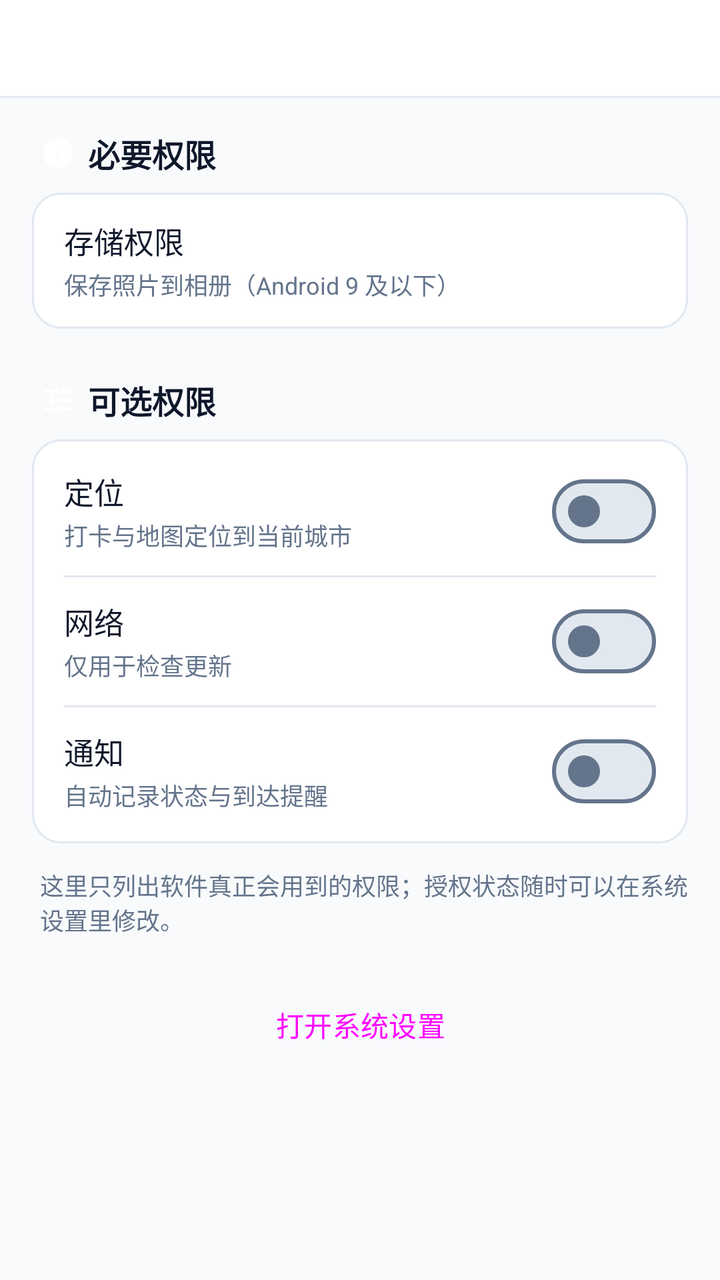
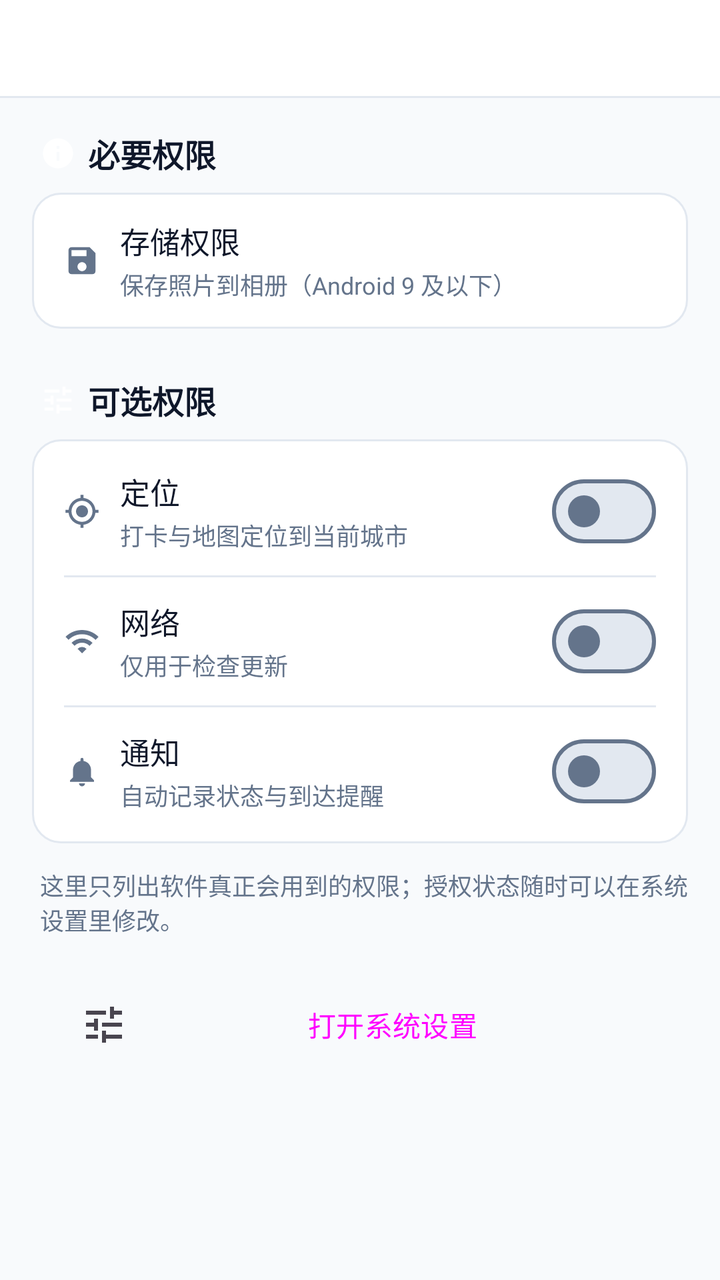

Two renders of the same Android screen: before a commit and after it. Below are the layout's source before the change and the commit's diff.
<!-- AndroidManifest.xml: application theme Theme.CityFootprint -->
<!-- res/layout/activity_permissions.xml -->
<?xml version="1.0" encoding="utf-8"?>
<LinearLayout xmlns:android="http://schemas.android.com/apk/res/android"
    xmlns:app="http://schemas.android.com/apk/res-auto"
    android:layout_width="match_parent"
    android:layout_height="match_parent"
    android:background="@color/bg"
    android:orientation="vertical">

    <include
        android:id="@+id/topBar"
        layout="@layout/view_top_bar"
        android:layout_width="match_parent"
        android:layout_height="wrap_content" />

    <ScrollView
        android:id="@+id/scroll"
        android:layout_width="match_parent"
        android:layout_height="0dp"
        android:layout_weight="1">

        <LinearLayout
            android:layout_width="match_parent"
            android:layout_height="wrap_content"
            android:orientation="vertical"
            android:padding="16dp">

            
            <LinearLayout
                android:layout_width="match_parent"
                android:layout_height="wrap_content"
                android:gravity="center_vertical"
                android:orientation="horizontal"
                android:paddingStart="4dp"
                android:paddingBottom="8dp">

                <ImageView
                    android:layout_width="18dp"
                    android:layout_height="18dp"
                    android:contentDescription="@null"
                    android:src="@drawable/ic_info"
                    app:tint="?attr/colorPrimary" />

                <TextView
                    android:layout_width="wrap_content"
                    android:layout_height="wrap_content"
                    android:layout_marginStart="6dp"
                    android:text="@string/perm_group_required"
                    android:textColor="@color/fg"
                    android:textSize="16sp"
                    android:textStyle="bold" />
            </LinearLayout>

            <LinearLayout
                android:layout_width="match_parent"
                android:layout_height="wrap_content"
                android:background="@drawable/bg_card"
                android:orientation="vertical"
                android:paddingTop="4dp"
                android:paddingBottom="4dp">

                <LinearLayout
                    android:id="@+id/rowStoragePerm"
                    android:layout_width="match_parent"
                    android:layout_height="60dp"
                    android:background="?attr/selectableItemBackground"
                    android:gravity="center_vertical"
                    android:orientation="horizontal"
                    android:paddingStart="16dp"
                    android:paddingEnd="16dp">

                    <LinearLayout
                        android:layout_width="0dp"
                        android:layout_height="wrap_content"
                        android:layout_weight="1"
                        android:orientation="vertical">

                        <TextView
                            android:layout_width="wrap_content"
                            android:layout_height="wrap_content"
                            android:text="@string/perm_storage"
                            android:textColor="@color/fg"
                            android:textSize="15sp" />

                        <TextView
                            android:id="@+id/textStorageDesc"
                            android:layout_width="wrap_content"
                            android:layout_height="wrap_content"
                            android:layout_marginTop="2dp"
                            android:text="@string/perm_storage_desc"
                            android:textColor="@color/text_tertiary"
                            android:textSize="12sp" />
                    </LinearLayout>

                    <TextView
                        android:id="@+id/textStorageStatus"
                        android:layout_width="wrap_content"
                        android:layout_height="wrap_content"
                        android:textColor="@color/text_secondary"
                        android:textSize="13sp" />
                </LinearLayout>

            </LinearLayout>

            
            <LinearLayout
                android:layout_width="match_parent"
                android:layout_height="wrap_content"
                android:layout_marginTop="24dp"
                android:gravity="center_vertical"
                android:orientation="horizontal"
                android:paddingStart="4dp"
                android:paddingBottom="8dp">

                <ImageView
                    android:layout_width="18dp"
                    android:layout_height="18dp"
                    android:contentDescription="@null"
                    android:src="@drawable/ic_tune"
                    app:tint="?attr/colorPrimary" />

                <TextView
                    android:layout_width="wrap_content"
                    android:layout_height="wrap_content"
                    android:layout_marginStart="6dp"
                    android:text="@string/perm_group_optional"
                    android:textColor="@color/fg"
                    android:textSize="16sp"
                    android:textStyle="bold" />
            </LinearLayout>

            <LinearLayout
                android:layout_width="match_parent"
                android:layout_height="wrap_content"
                android:background="@drawable/bg_card"
                android:orientation="vertical"
                android:paddingTop="4dp"
                android:paddingBottom="4dp">

                <LinearLayout
                    android:id="@+id/rowLocation"
                    android:layout_width="match_parent"
                    android:layout_height="64dp"
                    android:background="?attr/selectableItemBackground"
                    android:gravity="center_vertical"
                    android:orientation="horizontal"
                    android:paddingStart="16dp"
                    android:paddingEnd="16dp">

                    <LinearLayout
                        android:layout_width="0dp"
                        android:layout_height="wrap_content"
                        android:layout_weight="1"
                        android:orientation="vertical">

                        <TextView
                            android:layout_width="wrap_content"
                            android:layout_height="wrap_content"
                            android:text="@string/perm_location"
                            android:textColor="@color/fg"
                            android:textSize="15sp" />

                        <TextView
                            android:layout_width="wrap_content"
                            android:layout_height="wrap_content"
                            android:layout_marginTop="2dp"
                            android:text="@string/perm_location_desc"
                            android:textColor="@color/text_tertiary"
                            android:textSize="12sp" />
                    </LinearLayout>

                    <com.google.android.material.materialswitch.MaterialSwitch
                        android:id="@+id/switchLocation"
                        android:layout_width="wrap_content"
                        android:layout_height="wrap_content" />
                </LinearLayout>

                <View
                    android:layout_width="match_parent"
                    android:layout_height="1dp"
                    android:layout_marginStart="16dp"
                    android:layout_marginEnd="16dp"
                    android:background="@color/border" />

                <LinearLayout
                    android:id="@+id/rowNetwork"
                    android:layout_width="match_parent"
                    android:layout_height="64dp"
                    android:background="?attr/selectableItemBackground"
                    android:gravity="center_vertical"
                    android:orientation="horizontal"
                    android:paddingStart="16dp"
                    android:paddingEnd="16dp">

                    <LinearLayout
                        android:layout_width="0dp"
                        android:layout_height="wrap_content"
                        android:layout_weight="1"
                        android:orientation="vertical">

                        <TextView
                            android:layout_width="wrap_content"
                            android:layout_height="wrap_content"
                            android:text="@string/perm_network"
                            android:textColor="@color/fg"
                            android:textSize="15sp" />

                        <TextView
                            android:layout_width="wrap_content"
                            android:layout_height="wrap_content"
                            android:layout_marginTop="2dp"
                            android:text="@string/perm_network_desc"
                            android:textColor="@color/text_tertiary"
                            android:textSize="12sp" />
                    </LinearLayout>

                    <com.google.android.material.materialswitch.MaterialSwitch
                        android:id="@+id/switchNetwork"
                        android:layout_width="wrap_content"
                        android:layout_height="wrap_content" />
                </LinearLayout>

                <View
                    android:layout_width="match_parent"
                    android:layout_height="1dp"
                    android:layout_marginStart="16dp"
                    android:layout_marginEnd="16dp"
                    android:background="@color/border" />

                <LinearLayout
                    android:id="@+id/rowNotification"
                    android:layout_width="match_parent"
                    android:layout_height="64dp"
                    android:background="?attr/selectableItemBackground"
                    android:gravity="center_vertical"
                    android:orientation="horizontal"
                    android:paddingStart="16dp"
                    android:paddingEnd="16dp">

                    <LinearLayout
                        android:layout_width="0dp"
                        android:layout_height="wrap_content"
                        android:layout_weight="1"
                        android:orientation="vertical">

                        <TextView
                            android:layout_width="wrap_content"
                            android:layout_height="wrap_content"
                            android:text="@string/perm_notification"
                            android:textColor="@color/fg"
                            android:textSize="15sp" />

                        <TextView
                            android:id="@+id/textNotificationDesc"
                            android:layout_width="wrap_content"
                            android:layout_height="wrap_content"
                            android:layout_marginTop="2dp"
                            android:text="@string/perm_notification_desc"
                            android:textColor="@color/text_tertiary"
                            android:textSize="12sp" />
                    </LinearLayout>

                    <com.google.android.material.materialswitch.MaterialSwitch
                        android:id="@+id/switchNotification"
                        android:layout_width="wrap_content"
                        android:layout_height="wrap_content" />
                </LinearLayout>
            </LinearLayout>

            <TextView
                android:layout_width="match_parent"
                android:layout_height="wrap_content"
                android:layout_marginTop="12dp"
                android:paddingStart="4dp"
                android:text="@string/perm_intro"
                android:textColor="@color/text_tertiary"
                android:textSize="12sp" />

            <Button
                android:id="@+id/btnSystemSettings"
                style="?attr/materialButtonOutlinedStyle"
                android:layout_width="match_parent"
                android:layout_height="48dp"
                android:layout_marginTop="20dp"
                android:text="@string/perm_open_settings" />
        </LinearLayout>
    </ScrollView>
</LinearLayout>
<!-- res/layout/view_top_bar.xml (included above) -->
<?xml version="1.0" encoding="utf-8"?>
<LinearLayout xmlns:android="http://schemas.android.com/apk/res/android"
    style="@style/Widget.App.ShellBand">

    <LinearLayout
        android:layout_width="match_parent"
        android:layout_height="48dp"
        android:gravity="center_vertical"
        android:orientation="horizontal"
        android:paddingStart="16dp"
        android:paddingEnd="16dp">

        <ImageButton
            android:id="@+id/btnBack"
            android:layout_width="36dp"
            android:layout_height="36dp"
            android:layout_marginEnd="10dp"
            android:background="?attr/selectableItemBackgroundBorderless"
            android:contentDescription="@string/common_back"
            android:padding="6dp"
            android:src="@drawable/ic_back"
            android:tint="@color/sidebar_fg"
            android:visibility="gone" />

        <TextView
            android:id="@+id/title"
            android:layout_width="0dp"
            android:layout_height="wrap_content"
            android:layout_weight="1"
            android:ellipsize="end"
            android:maxLines="1"
            android:textColor="@color/sidebar_fg"
            android:textSize="16sp"
            android:textStyle="bold" />

        
        <ImageButton
            android:id="@+id/btnMenu"
            android:layout_width="36dp"
            android:layout_height="36dp"
            android:layout_marginStart="10dp"
            android:background="?attr/selectableItemBackgroundBorderless"
            android:contentDescription="@string/common_add"
            android:padding="6dp"
            android:src="@drawable/ic_add"
            android:tint="@color/sidebar_fg"
            android:visibility="gone" />

        <ImageButton
            android:id="@+id/btnSaveIcon"
            android:layout_width="36dp"
            android:layout_height="36dp"
            android:layout_marginStart="10dp"
            android:background="?attr/selectableItemBackgroundBorderless"
            android:contentDescription="@string/top_save"
            android:padding="6dp"
            android:src="@drawable/ic_floppy"
            android:tint="@color/sidebar_fg"
            android:visibility="gone" />

        
        <ImageButton
            android:id="@+id/btnDelete"
            android:layout_width="36dp"
            android:layout_height="36dp"
            android:layout_marginStart="10dp"
            android:background="?attr/selectableItemBackgroundBorderless"
            android:contentDescription="@string/edit_delete"
            android:padding="6dp"
            android:src="@drawable/ic_delete"
            android:tint="@color/destructive"
            android:visibility="gone" />
    </LinearLayout>

    <View style="@style/Widget.App.ShellDivider" />
</LinearLayout>
<!-- resources referenced by this layout -->
<resources>
  <color name="bg">#F8FAFC</color>
  <color name="border">#E2E8F0</color>
  <color name="destructive">#DC2626</color>
  <color name="fg">#0F172A</color>
  <color name="sidebar_fg">#0F172A</color>
  <color name="text_secondary">#64748B</color>
  <color name="text_tertiary">#64748B</color>
  <string name="common_add">添加</string>
  <string name="common_back">返回</string>
  <string name="edit_delete">删除</string>
  <string name="perm_group_optional">可选权限</string>
  <string name="perm_group_required">必要权限</string>
  <string name="perm_intro">这里只列出软件真正会用到的权限；授权状态随时可以在系统设置里修改。</string>
  <string name="perm_location">定位</string>
  <string name="perm_location_desc">打卡与地图定位到当前城市</string>
  <string name="perm_network">网络</string>
  <string name="perm_network_desc">仅用于检查更新</string>
  <string name="perm_notification">通知</string>
  <string name="perm_notification_desc">自动记录状态与到达提醒</string>
  <string name="perm_open_settings">打开系统设置</string>
  <string name="perm_storage">存储权限</string>
  <string name="perm_storage_desc">保存照片到相册（Android 9 及以下）</string>
  <string name="top_save">保存</string>
  <color name="card">#FFFFFF</color>
  <color name="sidebar">#FFFFFF</color>
  <color name="sidebar_border">#E2E8F0</color>
  <color name="accent">#2563EB</color>
  <color name="accent_light">#EFF6FF</color>
  <color name="on_accent">#FFFFFF</color>
  <color name="accent_soft_fg">#1D4ED8</color>
  <color name="muted_fg">#64748B</color>
  <color name="muted">#E2E8F0</color>
  <color name="window_bg_light">#FFFFFF</color>
  <style name="Widget.App.Button" parent="Widget.Material3.Button">
          <item name="cornerRadius">999dp</item>
      </style>
  <style name="TextAppearance.App.PopupMenuItem" parent="TextAppearance.Material3.BodyLarge">
          <item name="android:textColor">@color/fg</item>
          <item name="android:textSize">15sp</item>
      </style>
  <!-- unchanged entries left out for length: 13 -->
</resources>

<!-- the commit's change to res/layout/activity_permissions.xml (unified diff, before → after) -->
@@ -68,6 +68,14 @@
                     android:paddingStart="16dp"
                     android:paddingEnd="16dp">
 
+                    <ImageView
+                        android:layout_width="18dp"
+                        android:layout_height="18dp"
+                        android:layout_marginEnd="10dp"
+                        android:contentDescription="@null"
+                        android:src="@drawable/ic_floppy"
+                        app:tint="@color/text_tertiary" />
+
                     <LinearLayout
                         android:layout_width="0dp"
                         android:layout_height="wrap_content"
@@ -146,6 +154,14 @@
                     android:paddingStart="16dp"
                     android:paddingEnd="16dp">
 
+                    <ImageView
+                        android:layout_width="18dp"
+                        android:layout_height="18dp"
+                        android:layout_marginEnd="10dp"
+                        android:contentDescription="@null"
+                        android:src="@drawable/ic_locate"
+                        app:tint="@color/text_tertiary" />
+
                     <LinearLayout
                         android:layout_width="0dp"
                         android:layout_height="wrap_content"
@@ -191,6 +207,14 @@
                     android:paddingStart="16dp"
                     android:paddingEnd="16dp">
 
+                    <ImageView
+                        android:layout_width="18dp"
+                        android:layout_height="18dp"
+                        android:layout_marginEnd="10dp"
+                        android:contentDescription="@null"
+                        android:src="@drawable/ic_wifi"
+                        app:tint="@color/text_tertiary" />
+
                     <LinearLayout
                         android:layout_width="0dp"
                         android:layout_height="wrap_content"
@@ -215,6 +239,62 @@
 
                     <com.google.android.material.materialswitch.MaterialSwitch
                         android:id="@+id/switchNetwork"
+                        android:layout_width="wrap_content"
+                        android:layout_height="wrap_content" />
+                </LinearLayout>
+
+                <View
+                    android:id="@+id/dividerSyncPermission"
+                    android:layout_width="match_parent"
+                    android:layout_height="1dp"
+                    android:layout_marginStart="32dp"
+                    android:layout_marginEnd="16dp"
+                    android:background="@color/border"
+                    android:visibility="gone" />
+
+                <LinearLayout
+                    android:id="@+id/rowSyncPermission"
+                    android:layout_width="match_parent"
+                    android:layout_height="56dp"
+                    android:background="?attr/selectableItemBackground"
+                    android:gravity="center_vertical"
+                    android:orientation="horizontal"
+                    android:paddingStart="32dp"
+                    android:paddingEnd="16dp"
+                    android:visibility="gone">
+
+                    <ImageView
+                        android:layout_width="18dp"
+                        android:layout_height="18dp"
+                        android:contentDescription="@null"
+                        android:src="@drawable/ic_sync"
+                        app:tint="@color/text_secondary" />
+
+                    <LinearLayout
+                        android:layout_width="0dp"
+                        android:layout_height="wrap_content"
+                        android:layout_marginStart="10dp"
+                        android:layout_weight="1"
+                        android:orientation="vertical">
+
+                        <TextView
+                            android:layout_width="wrap_content"
+                            android:layout_height="wrap_content"
+                            android:text="@string/perm_sync"
+                            android:textColor="@color/fg"
+                            android:textSize="14sp" />
+
+                        <TextView
+                            android:layout_width="wrap_content"
+                            android:layout_height="wrap_content"
+                            android:layout_marginTop="1dp"
+                            android:text="@string/perm_sync_desc"
+                            android:textColor="@color/text_tertiary"
+                            android:textSize="11sp" />
+                    </LinearLayout>
+
+                    <com.google.android.material.materialswitch.MaterialSwitch
+                        android:id="@+id/switchSyncPermission"
                         android:layout_width="wrap_content"
                         android:layout_height="wrap_content" />
                 </LinearLayout>
@@ -236,6 +316,14 @@
                     android:paddingStart="16dp"
                     android:paddingEnd="16dp">
 
+                    <ImageView
+                        android:layout_width="18dp"
+                        android:layout_height="18dp"
+                        android:layout_marginEnd="10dp"
+                        android:contentDescription="@null"
+                        android:src="@drawable/ic_bell"
+                        app:tint="@color/text_tertiary" />
+
                     <LinearLayout
                         android:layout_width="0dp"
                         android:layout_height="wrap_content"
@@ -281,6 +369,8 @@
                 android:layout_width="match_parent"
                 android:layout_height="48dp"
                 android:layout_marginTop="20dp"
+                android:drawableStart="@drawable/ic_tune"
+                android:drawablePadding="8dp"
                 android:text="@string/perm_open_settings" />
         </LinearLayout>
     </ScrollView>
<!-- resource entries referenced after the edit -->
@@ -7,6 +7,24 @@
   <color name="sidebar_fg">#0F172A</color>
   <color name="text_secondary">#64748B</color>
   <color name="text_tertiary">#64748B</color>
+  <!-- drawable ic_bell (drawable) -->
+  <vector xmlns:android="http://schemas.android.com/apk/res/android" android:width="24dp" android:height="24dp" android:viewportWidth="24" android:viewportHeight="24" android:tint="?attr/colorControlNormal"><path android:fillColor="@android:color/white" android:pathData="M12,22a2,2 0,0 0,2 -2h-4a2,2 0,0 0,2 2zM18,16v-5a6,6 0,0 0,-5 -5.91V4a1,1 0,0 0,-2 0v1.09A6,6 0,0 0,6 11v5l-2,2v1h16v-1z"/></vector>
+  <!-- drawable ic_locate (drawable) -->
+  <?xml version="1.0" encoding="utf-8"?>
+  <vector xmlns:android="http://schemas.android.com/apk/res/android"
+      android:width="24dp"
+      android:height="24dp"
+      android:viewportWidth="24"
+      android:viewportHeight="24"
+      android:tint="?attr/colorControlNormal">
+      <path
+          android:fillColor="@android:color/white"
+          android:pathData="M12 8c-2.21 0-4 1.79-4 4s1.79 4 4 4 4-1.79 4-4-1.79-4-4-4zm8.94 3c-.46-4.17-3.77-7.48-7.94-7.94V1h-2v2.06C6.83 3.52 3.52 6.83 3.06 11H1v2h2.06c.46 4.17 3.77 7.48 7.94 7.94V23h2v-2.06c4.17-.46 7.48-3.77 7.94-7.94H23v-2h-2.06zM12 19c-3.87 0-7-3.13-7-7s3.13-7 7-7 7 3.13 7 7-3.13 7-7 7z" />
+  </vector>
+  <!-- drawable ic_sync (drawable) -->
+  <vector xmlns:android="http://schemas.android.com/apk/res/android" android:width="24dp" android:height="24dp" android:viewportWidth="24" android:viewportHeight="24" android:tint="?attr/colorControlNormal"><path android:fillColor="@android:color/white" android:pathData="M12,4V1L8,5l4,4V6a6,6 0,0 1,5.2 9l1.5,1.5A8,8 0,0 0,12 4zM6.8,9L5.3,7.5A8,8 0,0 0,12 20v3l4,-4l-4,-4v3a6,6 0,0 1,-5.2 -9z"/></vector>
+  <!-- drawable ic_wifi (drawable) -->
+  <vector xmlns:android="http://schemas.android.com/apk/res/android" android:width="24dp" android:height="24dp" android:viewportWidth="24" android:viewportHeight="24" android:tint="?attr/colorControlNormal"><path android:fillColor="@android:color/white" android:pathData="M1,9l2,2c4.97,-4.97 13.03,-4.97 18,0l2,-2C16.93,2.93 7.08,2.93 1,9zM9,17l3,3l3,-3a4.24,4.24 0,0 0,-6 0zM5,13l2,2a7.07,7.07 0,0 1,10 0l2,-2a9.9,9.9 0,0 0,-14 0z"/></vector>
   <string name="common_add">添加</string>
   <string name="common_back">返回</string>
   <string name="edit_delete">删除</string>
@@ -22,6 +40,8 @@
   <string name="perm_open_settings">打开系统设置</string>
   <string name="perm_storage">存储权限</string>
   <string name="perm_storage_desc">保存照片到相册（Android 9 及以下）</string>
+  <string name="perm_sync">可选同步</string>
+  <string name="perm_sync_desc">自动同步行程与打卡</string>
   <string name="top_save">保存</string>
   <color name="card">#FFFFFF</color>
   <color name="sidebar">#FFFFFF</color>
